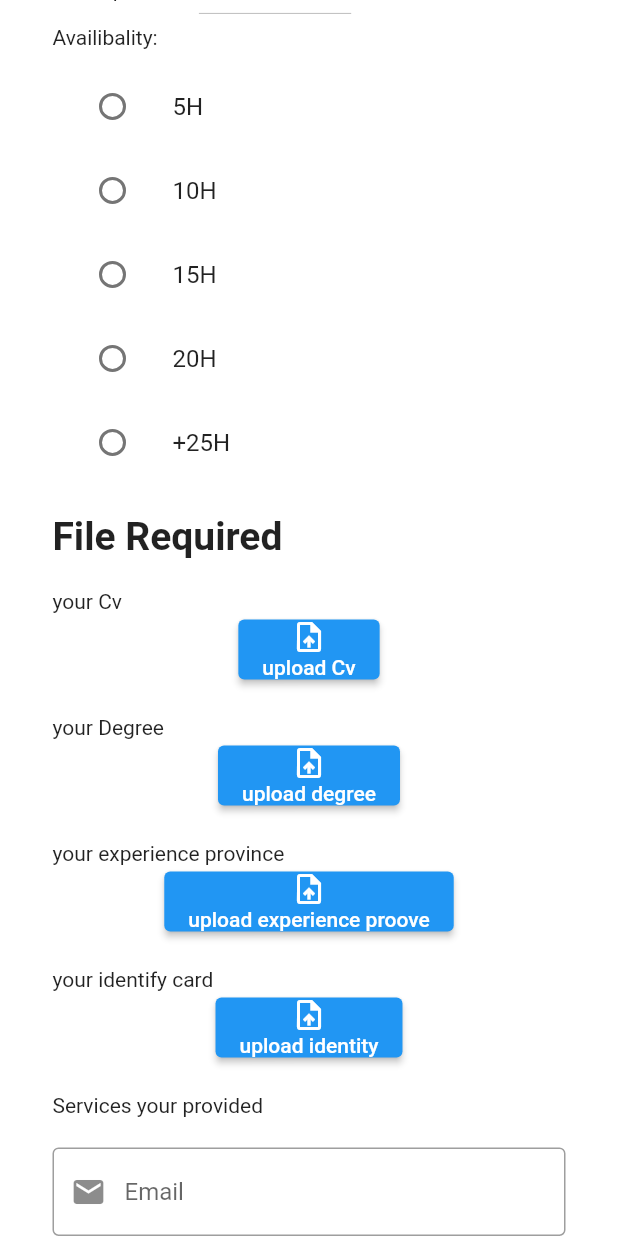
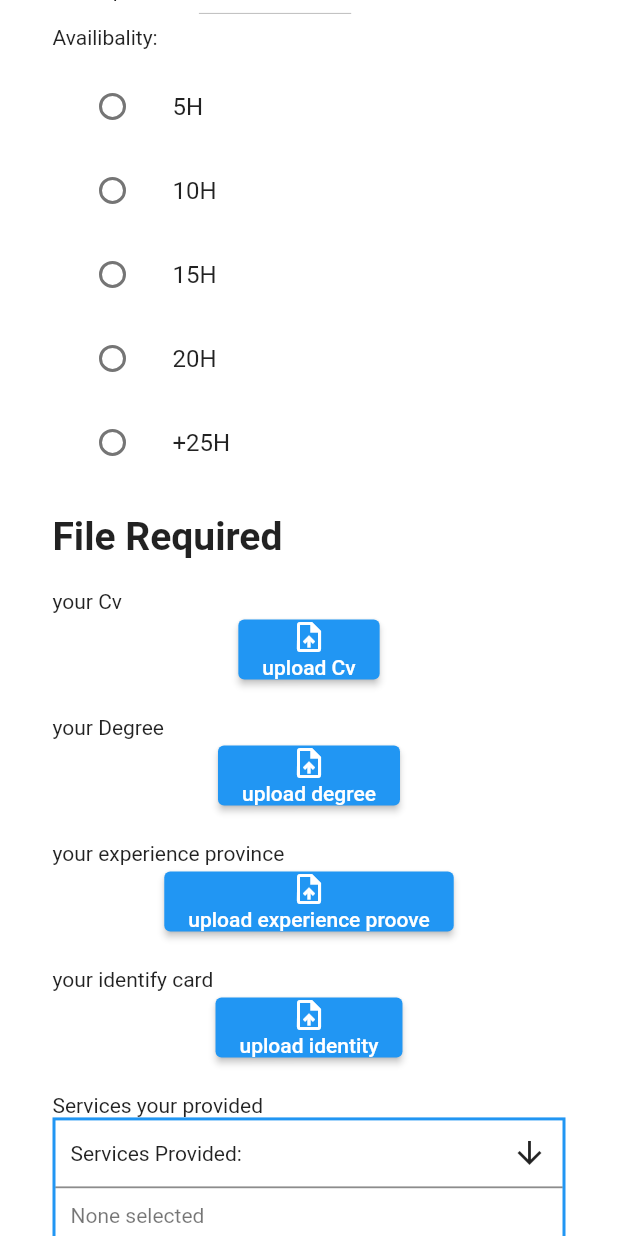
Before and after one commit to developython14/small-flutter-app-, a Flutter app: the signupmod screen opened by its route, scrolled down 1152 dp, on a phone screen of 412 x 824 dp. Run offline on Flutter 3.47's test engine with Material 2 defaults, Android fonts, the phone set to English and light mode, and no system bars; drawn by our look-alikes of multi_select_flutter; our stand-ins replace file_picker, flutter_signin_button, flutter_spinkit, getwidget, introduction_screen; missing offline and left inert: dart:ffi; network calls fail.

Commit message:
add some componant on Ui ON signup moderator

```diff
--- a/lib/main.dart
+++ b/lib/main.dart
@@ -8,7 +8,10 @@ import 'package:mustapha/signup_pages/signup_mod.dart';
 import 'package:mustapha/test.dart';
 
 void main() {
-  runApp(MaterialApp(title: 'Mustapha Hacker', initialRoute: '/test', routes: {
+  runApp(MaterialApp(
+      title: 'Mustapha Hacker',
+      initialRoute: '/signupmod',
+      routes: {
         '/login': (context) => login(),
         '/signup': (context) => signup(),
         '/signupmod': (context) => signupmod(),
--- a/lib/signup_pages/signup.dart
+++ b/lib/signup_pages/signup.dart
@@ -2,6 +2,7 @@ import 'package:flutter/material.dart';
 import 'package:getwidget/getwidget.dart';
 import 'dart:convert' as convert;
 import 'package:http/http.dart' as http;
+
 
 class signup extends StatefulWidget {
   const signup({Key? key}) : super(key: key);
--- a/lib/signup_pages/signup_mod.dart
+++ b/lib/signup_pages/signup_mod.dart
@@ -8,6 +8,16 @@ import 'dart:io';
 import 'dart:async';
 import 'package:multi_select_flutter/multi_select_flutter.dart';
 
+class Service {
+  final int id;
+  final String name;
+
+  Service({
+    required this.id,
+    required this.name,
+  });
+}
+
 class signupmod extends StatefulWidget {
   const signupmod({Key? key}) : super(key: key);
 
@@ -17,6 +27,9 @@ class signupmod extends StatefulWidget {
 
 class _signupmodState extends State<signupmod> {
   final _formKey = GlobalKey<FormState>();
+  static List<Service> _services = [];
+  List _selectedservices = [];
+  final _multiSelectKey = GlobalKey<FormFieldState>();
   String? name = '';
   String? gender = '';
   String? country = '';
@@ -65,7 +78,9 @@ class _signupmodState extends State<signupmod> {
     if (response.statusCode == 200) {
       var jsonResponse = convert.jsonDecode(response.body);
       for (var i = 0; i < jsonResponse.length; i++) {
-        list_countries.add(jsonResponse[i]["country"]);
+        print(jsonResponse[i]);
+        Service serv = Service(id: i, name: jsonResponse[i]);
+        _services.add(serv);
       }
     } else {
       print('Request failed with status: ${response.statusCode}.');
@@ -459,6 +474,50 @@ class _signupmodState extends State<signupmod> {
                       Text('Services your provided'),
                     ],
                   ),
+                  Container(
+                    decoration: BoxDecoration(
+                      color: Colors.white,
+                      border: Border.all(
+                        color: Theme.of(context).primaryColor,
+                        width: 2,
+                      ),
+                    ),
+                    child: Column(
+                      children: <Widget>[
+                        MultiSelectBottomSheetField(
+                          initialChildSize: 0.4,
+                          listType: MultiSelectListType.CHIP,
+                          searchable: true,
+                          buttonText: Text("Services Provided:"),
+                          title: Text("Services"),
+                          items: _services
+                              .map((service) => MultiSelectItem<Service>(
+                                  service, service.name))
+                              .toList(),
+                          onConfirm: (values) {
+                            _selectedservices = values;
+                            print(_selectedservices.map((e) => e.name));
+                          },
+                          chipDisplay: MultiSelectChipDisplay(
+                            onTap: (value) {
+                              setState(() {
+                                _selectedservices.remove(value);
+                              });
+                            },
+                          ),
+                        ),
+                        _selectedservices == null || _selectedservices.isEmpty
+                            ? Container(
+                                padding: EdgeInsets.all(10),
+                                alignment: Alignment.centerLeft,
+                                child: Text(
+                                  "None selected",
+                                  style: TextStyle(color: Colors.black54),
+                                ))
+                            : Container(),
+                      ],
+                    ),
+                  ),
                   SizedBox(height: 20),
                   TextFormField(
                     decoration: InputDecoration(
--- a/lib/test.dart
+++ b/lib/test.dart
@@ -39,7 +39,7 @@ class MyHomePage extends StatefulWidget {
 
 class _MyHomePageState extends State<MyHomePage> {
   static List<Service> _services = [];
-  List _selectedAnimals2 = [];
+  List _selectedservices = [];
   final _multiSelectKey = GlobalKey<FormFieldState>();
 
   getdataserives() async {
@@ -49,6 +49,7 @@ class _MyHomePageState extends State<MyHomePage> {
     if (response.statusCode == 200) {
       var jsonResponse = convert.jsonDecode(response.body);
       for (var i = 0; i < jsonResponse.length; i++) {
+        print(jsonResponse[i]);
         Service serv = Service(id: i, name: jsonResponse[i]);
         _services.add(serv);
       }
@@ -60,8 +61,6 @@ class _MyHomePageState extends State<MyHomePage> {
   @override
   void initState() {
     getdataserives();
-    print('services hado from api');
-    print(_services);
     super.initState();
   }
 
```
Lines whose indentation alone changed are shown as unchanged.
